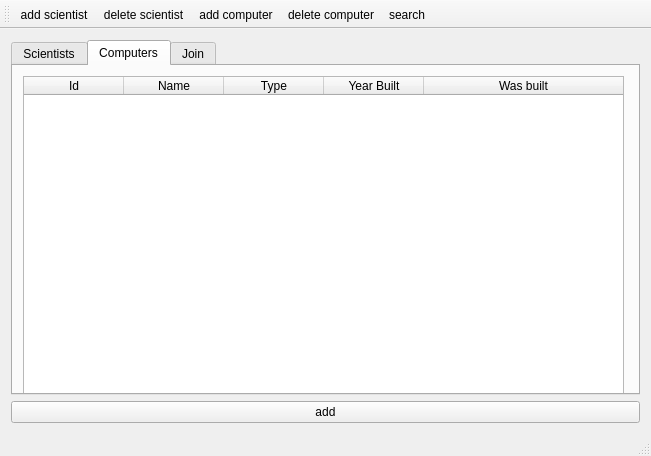
Old version of the form widgetVerkefniVika3/mainwindow.ui in the repository tinnathuridur/vika3.
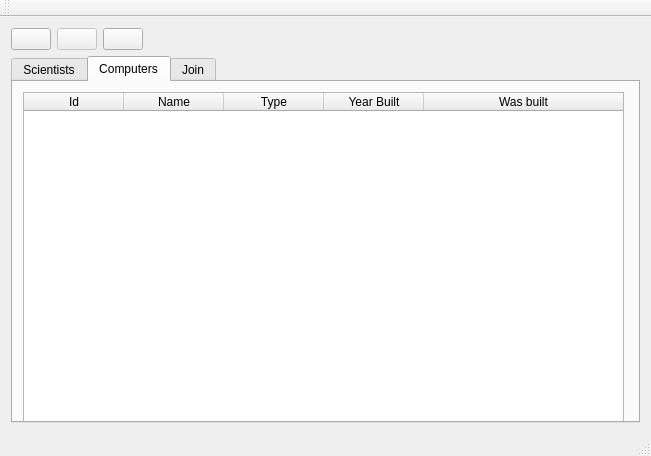
New version of the form. Icons and pictures are not drawn.

Commit message: er að búa til takka

Diff of the .ui file:
```diff
--- a/widgetVerkefniVika3/mainwindow.ui
+++ b/widgetVerkefniVika3/mainwindow.ui
@@ -15,6 +15,83 @@
   </property>
   <widget class="QWidget" name="centralWidget">
    <layout class="QVBoxLayout" name="verticalLayout">
+    <item>
+     <layout class="QHBoxLayout" name="horizontalLayout">
+      <item>
+       <widget class="QPushButton" name="pushButton_add">
+        <property name="sizePolicy">
+         <sizepolicy hsizetype="Minimum" vsizetype="Fixed">
+          <horstretch>0</horstretch>
+          <verstretch>0</verstretch>
+         </sizepolicy>
+        </property>
+        <property name="text">
+         <string/>
+        </property>
+        <property name="icon">
+         <iconset resource="recources.qrc">
+          <normaloff>:/icons/images/add.png</normaloff>:/icons/images/add.png</iconset>
+        </property>
+        <property name="iconSize">
+         <size>
+          <width>30</width>
+          <height>30</height>
+         </size>
+        </property>
+       </widget>
+      </item>
+      <item>
+       <widget class="QPushButton" name="pushButton_delete">
+        <property name="enabled">
+         <bool>false</bool>
+        </property>
+        <property name="text">
+         <string/>
+        </property>
+        <property name="icon">
+         <iconset resource="recources.qrc">
+          <normaloff>:/icons/images/delete.png</normaloff>:/icons/images/delete.png</iconset>
+        </property>
+        <property name="iconSize">
+         <size>
+          <width>30</width>
+          <height>30</height>
+         </size>
+        </property>
+       </widget>
+      </item>
+      <item>
+       <widget class="QPushButton" name="pushButton_edit">
+        <property name="text">
+         <string/>
+        </property>
+        <property name="icon">
+         <iconset resource="recources.qrc">
+          <normaloff>:/icons/images/edit.png</normaloff>:/icons/images/edit.png</iconset>
+        </property>
+        <property name="iconSize">
+         <size>
+          <width>30</width>
+          <height>30</height>
+         </size>
+        </property>
+       </widget>
+      </item>
+      <item>
+       <spacer name="horizontalSpacer">
+        <property name="orientation">
+         <enum>Qt::Horizontal</enum>
+        </property>
+        <property name="sizeHint" stdset="0">
+         <size>
+          <width>40</width>
+          <height>20</height>
+         </size>
+        </property>
+       </spacer>
+      </item>
+     </layout>
+    </item>
     <item>
      <widget class="QTabWidget" name="tabWidget">
       <property name="currentIndex">
@@ -172,13 +249,6 @@
       </widget>
      </widget>
     </item>
-    <item>
-     <widget class="QPushButton" name="pushButton_add">
-      <property name="text">
-       <string>add</string>
-      </property>
-     </widget>
-    </item>
    </layout>
   </widget>
   <widget class="QMenuBar" name="menuBar">
@@ -196,60 +266,10 @@
     <enum>TopToolBarArea</enum>
    </attribute>
    <attribute name="toolBarBreak">
-    <bool>false</bool>
+    <bool>true</bool>
    </attribute>
-   <addaction name="action_AddScientist"/>
-   <addaction name="action_DeleteScientist"/>
-   <addaction name="action_AddComputer"/>
-   <addaction name="action_DeleteComputer"/>
-   <addaction name="action_Search"/>
   </widget>
   <widget class="QStatusBar" name="statusBar"/>
-  <action name="action_AddScientist">
-   <property name="icon">
-    <iconset resource="recources.qrc">
-     <normaloff>:/icons/addPerson.png</normaloff>:/icons/addPerson.png</iconset>
-   </property>
-   <property name="text">
-    <string>add scientist</string>
-   </property>
-  </action>
-  <action name="action_DeleteScientist">
-   <property name="icon">
-    <iconset resource="recources.qrc">
-     <normaloff>:/icons/images/deletePerson.png</normaloff>:/icons/images/deletePerson.png</iconset>
-   </property>
-   <property name="text">
-    <string>delete scientist</string>
-   </property>
-  </action>
-  <action name="action_AddComputer">
-   <property name="icon">
-    <iconset resource="recources.qrc">
-     <normaloff>:/icons/images/deletePerson.png</normaloff>:/icons/images/deletePerson.png</iconset>
-   </property>
-   <property name="text">
-    <string>add computer</string>
-   </property>
-  </action>
-  <action name="action_DeleteComputer">
-   <property name="icon">
-    <iconset resource="recources.qrc">
-     <normaloff>:/icons/images/deletePerson.png</normaloff>:/icons/images/deletePerson.png</iconset>
-   </property>
-   <property name="text">
-    <string>delete computer</string>
-   </property>
-  </action>
-  <action name="action_Search">
-   <property name="icon">
-    <iconset resource="recources.qrc">
-     <normaloff>:/icons/images/deletePerson.png</normaloff>:/icons/images/deletePerson.png</iconset>
-   </property>
-   <property name="text">
-    <string>search</string>
-   </property>
-  </action>
   <action name="action_Add">
    <property name="icon">
     <iconset resource="recources.qrc">
```
The commit also changes 2 other files.
